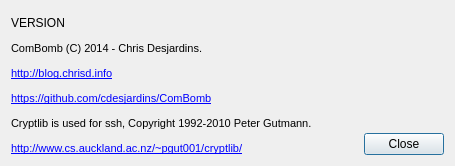
Old version of the form ComBombGui/aboutdialog.ui in the repository cdesjardins/ComBomb.
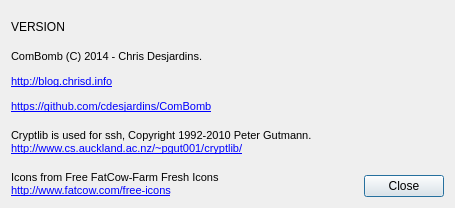
New version of the form. Icons and pictures are not drawn. Custom widgets are drawn as their Qt base class.

Commit message: Update about box to link to icon set

Diff of the .ui file:
```diff
--- a/ComBombGui/aboutdialog.ui
+++ b/ComBombGui/aboutdialog.ui
@@ -10,7 +10,7 @@
     <x>0</x>
     <y>0</y>
     <width>455</width>
-    <height>166</height>
+    <height>208</height>
    </rect>
   </property>
   <property name="focusPolicy">
@@ -60,12 +60,12 @@
       <string>&lt;!DOCTYPE HTML PUBLIC &quot;-//W3C//DTD HTML 4.0//EN&quot; &quot;http://www.w3.org/TR/REC-html40/strict.dtd&quot;&gt;
 &lt;html&gt;&lt;head&gt;&lt;meta name=&quot;qrichtext&quot; content=&quot;1&quot; /&gt;&lt;style type=&quot;text/css&quot;&gt;
 p, li { white-space: pre-wrap; }
-&lt;/style&gt;&lt;/head&gt;&lt;body style=&quot; font-family:'MS Shell Dlg 2'; font-size:8pt; font-weight:400; font-style:normal;&quot;&gt;
-&lt;p style=&quot; margin-top:12px; margin-bottom:12px; margin-left:0px; margin-right:0px; -qt-block-indent:0; text-indent:0px;&quot;&gt;ComBomb (C) 2014 - Chris Desjardins.&lt;/p&gt;
-&lt;p style=&quot; margin-top:12px; margin-bottom:12px; margin-left:0px; margin-right:0px; -qt-block-indent:0; text-indent:0px;&quot;&gt;&lt;a href=&quot;http://blog.chrisd.info&quot;&gt;&lt;span style=&quot; text-decoration: underline; color:#0000ff;&quot;&gt;http://blog.chrisd.info&lt;/span&gt;&lt;/a&gt;&lt;/p&gt;
-&lt;p style=&quot; margin-top:12px; margin-bottom:12px; margin-left:0px; margin-right:0px; -qt-block-indent:0; text-indent:0px;&quot;&gt;&lt;a href=&quot;https://github.com/cdesjardins/ComBomb&quot;&gt;&lt;span style=&quot; font-family:'Sans Serif'; text-decoration: underline; color:#0000ff;&quot;&gt;https://github.com/cdesjardins/ComBomb&lt;/span&gt;&lt;/a&gt;&lt;/p&gt;
-&lt;p style=&quot; margin-top:12px; margin-bottom:12px; margin-left:0px; margin-right:0px; -qt-block-indent:0; text-indent:0px;&quot;&gt;Cryptlib is used for ssh, Copyright 1992-2010 Peter Gutmann.&lt;/p&gt;
-&lt;p style=&quot; margin-top:12px; margin-bottom:12px; margin-left:0px; margin-right:0px; -qt-block-indent:0; text-indent:0px;&quot;&gt;&lt;a href=&quot;http://www.cs.auckland.ac.nz/~pgut001/cryptlib/&quot;&gt;&lt;span style=&quot; text-decoration: underline; color:#0000ff;&quot;&gt;http://www.cs.auckland.ac.nz/~pgut001/cryptlib/&lt;/span&gt;&lt;/a&gt;&lt;/p&gt;&lt;/body&gt;&lt;/html&gt;</string>
+&lt;/style&gt;&lt;/head&gt;&lt;body style=&quot; font-family:'Cantarell'; font-size:11pt; font-weight:400; font-style:normal;&quot;&gt;
+&lt;p style=&quot; margin-top:12px; margin-bottom:12px; margin-left:0px; margin-right:0px; -qt-block-indent:0; text-indent:0px;&quot;&gt;&lt;span style=&quot; font-family:'MS Shell Dlg 2'; font-size:8pt;&quot;&gt;ComBomb (C) 2014 - Chris Desjardins.&lt;/span&gt;&lt;/p&gt;
+&lt;p style=&quot; margin-top:12px; margin-bottom:12px; margin-left:0px; margin-right:0px; -qt-block-indent:0; text-indent:0px;&quot;&gt;&lt;a href=&quot;http://blog.chrisd.info&quot;&gt;&lt;span style=&quot; font-family:'MS Shell Dlg 2'; font-size:8pt; text-decoration: underline; color:#0000ff;&quot;&gt;http://blog.chrisd.info&lt;/span&gt;&lt;/a&gt;&lt;/p&gt;
+&lt;p style=&quot; margin-top:12px; margin-bottom:12px; margin-left:0px; margin-right:0px; -qt-block-indent:0; text-indent:0px;&quot;&gt;&lt;a href=&quot;https://github.com/cdesjardins/ComBomb&quot;&gt;&lt;span style=&quot; font-family:'Sans Serif'; font-size:8pt; text-decoration: underline; color:#0000ff;&quot;&gt;https://github.com/cdesjardins/ComBomb&lt;/span&gt;&lt;/a&gt;&lt;/p&gt;
+&lt;p style=&quot; margin-top:12px; margin-bottom:12px; margin-left:0px; margin-right:0px; -qt-block-indent:0; text-indent:0px;&quot;&gt;&lt;span style=&quot; font-family:'MS Shell Dlg 2'; font-size:8pt;&quot;&gt;Cryptlib is used for ssh, Copyright 1992-2010 Peter Gutmann.&lt;/span&gt;&lt;br /&gt;&lt;a href=&quot;http://www.cs.auckland.ac.nz/~pgut001/cryptlib/&quot;&gt;&lt;span style=&quot; font-family:'MS Shell Dlg 2'; font-size:8pt; text-decoration: underline; color:#0000ff;&quot;&gt;http://www.cs.auckland.ac.nz/~pgut001/cryptlib/&lt;/span&gt;&lt;/a&gt;&lt;/p&gt;
+&lt;p style=&quot; margin-top:12px; margin-bottom:12px; margin-left:0px; margin-right:0px; -qt-block-indent:0; text-indent:0px;&quot;&gt;&lt;span style=&quot; font-family:'MS Shell Dlg 2'; font-size:8pt;&quot;&gt;Icons from Free FatCow-Farm Fresh Icons&lt;/span&gt;&lt;br /&gt;&lt;a href=&quot;http://www.fatcow.com/free-icons&quot;&gt;&lt;span style=&quot; font-family:'MS Shell Dlg 2'; font-size:8pt; text-decoration: underline; color:#0000ff;&quot;&gt;http://www.fatcow.com/free-icons&lt;/span&gt;&lt;/a&gt;&lt;/p&gt;&lt;/body&gt;&lt;/html&gt;</string>
      </property>
      <property name="textFormat">
       <enum>Qt::RichText</enum>
```
